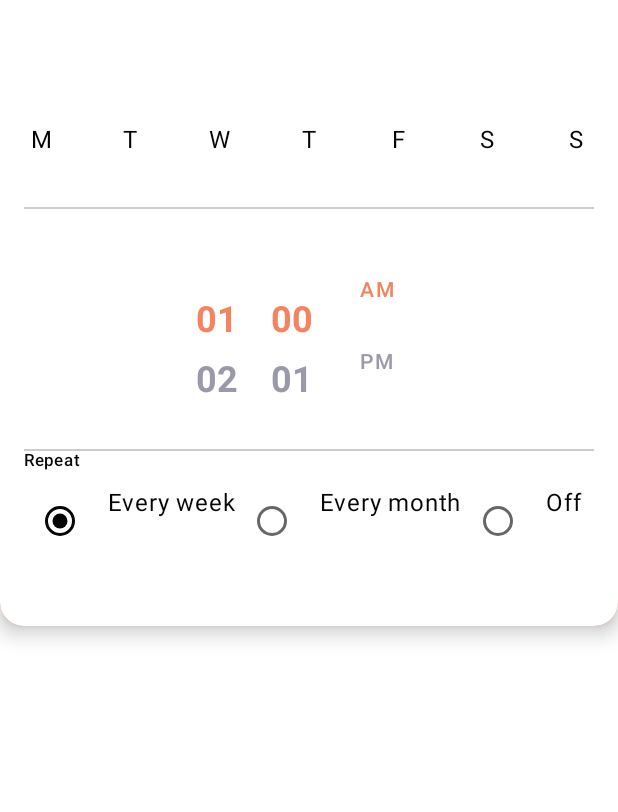
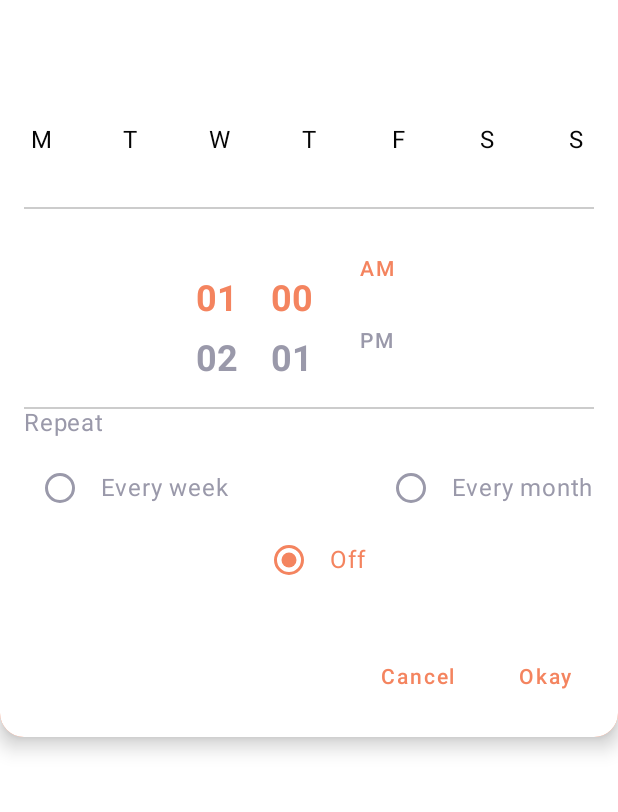
Before and after one commit to ErenAlpaslan/ReminderApp, an Android app built with Jetpack Compose: the composable ReminderDialog called with empty values, on a phone screen of 412 x 824 dp, the part 63-875 px from its top. Run offline under Robolectric (Android 15) with nearby library versions, the phone set to English and light mode, and no system bars; our stand-ins replace accompanist; 1 statement that could not run was skipped.

Commit message:
-Minor changes

```diff
--- /dev/null
+++ b/app/src/main/java/com/easylife/hobbyreminder/common/enum/TimePeriods.kt
@@ -0,0 +1,6 @@
+package com.easylife.hobbyreminder.common.enum
+
+enum class TimePeriods(val code: Int) {
+    AM(0),
+    PM(1)
+}
--- a/app/src/main/java/com/easylife/hobbyreminder/common/persistence/RoomModule.kt
+++ b/app/src/main/java/com/easylife/hobbyreminder/common/persistence/RoomModule.kt
@@ -1,6 +1,8 @@
 package com.easylife.hobbyreminder.common.persistence
 
 import androidx.room.Room
+import com.easylife.hobbyreminder.common.persistence.converters.DayTypeConverter
+import com.easylife.hobbyreminder.common.persistence.converters.TimeTypeConverter
 import com.google.gson.Gson
 import org.koin.android.ext.koin.androidApplication
 import org.koin.dsl.module
@@ -16,7 +18,6 @@ val roomModule = module {
             "Reminder.db")
             .fallbackToDestructiveMigration()
             .addCallback(RoomCallback)
-            //.addTypeConverter(get<RecordListTypeConverter>())
             .build()
     }
 }
--- a/app/src/main/java/com/easylife/hobbyreminder/ui/widget/DaySelector.kt
+++ b/app/src/main/java/com/easylife/hobbyreminder/ui/widget/DaySelector.kt
@@ -49,7 +49,9 @@ import com.easylife.hobbyreminder.ui.theme.White
 
 @OptIn(ExperimentalComposeUiApi::class)
 @Composable
-fun DaySelector() {
+fun DaySelector(
+    selectedDays: (List<Day>) -> Unit
+) {
     val startDate = remember {
         mutableStateOf(-1)
     }
@@ -75,7 +77,7 @@ fun DaySelector() {
                 Day(0, R.string.reminder_dialog_monday, false),
                 Day(1, R.string.reminder_dialog_thursday, false),
                 Day(2, R.string.reminder_dialog_wednesday, false),
-                Day(3, R.string.reminder_dialog_thuesday, false),
+                Day(3, R.string.reminder_dialog_tuesday, false),
                 Day(4, R.string.reminder_dialog_friday, false),
                 Day(5, R.string.reminder_dialog_saturday, false),
                 Day(6, R.string.reminder_dialog_sunday, false),
@@ -228,6 +230,7 @@ fun DaySelector() {
                 ) { index, day ->
                     val selected = inBetween(index, startDate.value, endDate.value, 7)
                     days.value.get(index).selected = selected
+                    selectedDays(days.value.filter { it.selected })
                     DayItem(
                         selected = selected,
                         text = day.shortCode,
--- a/app/src/main/java/com/easylife/hobbyreminder/ui/widget/ReminderDialog.kt
+++ b/app/src/main/java/com/easylife/hobbyreminder/ui/widget/ReminderDialog.kt
@@ -1,38 +1,71 @@
 package com.easylife.hobbyreminder.ui.widget
 
+import android.util.Log
 import android.widget.Space
+import android.widget.Toast
 import androidx.compose.foundation.background
+import androidx.compose.foundation.border
 import androidx.compose.foundation.clickable
 import androidx.compose.foundation.layout.*
 import androidx.compose.foundation.lazy.LazyRow
 import androidx.compose.foundation.lazy.itemsIndexed
-import androidx.compose.material.Card
-import androidx.compose.material.MaterialTheme
-import androidx.compose.material.RadioButton
-import androidx.compose.material.Text
+import androidx.compose.foundation.shape.CircleShape
+import androidx.compose.material.*
 import androidx.compose.runtime.Composable
 import androidx.compose.runtime.MutableState
 import androidx.compose.runtime.mutableStateOf
 import androidx.compose.runtime.remember
+import androidx.compose.ui.Alignment
 import androidx.compose.ui.Modifier
+import androidx.compose.ui.draw.clip
 import androidx.compose.ui.graphics.Color
+import androidx.compose.ui.platform.LocalContext
 import androidx.compose.ui.res.stringResource
 import androidx.compose.ui.unit.dp
 import com.easylife.hobbyreminder.R
+import com.easylife.hobbyreminder.entity.Day
+import com.easylife.hobbyreminder.entity.ReminderConfig
+import com.easylife.hobbyreminder.entity.Time
+import com.easylife.hobbyreminder.ui.theme.Gray
+import com.easylife.hobbyreminder.ui.theme.Orange
 import com.easylife.hobbyreminder.ui.theme.White
 
 @Composable
 fun ReminderDialog(
     title: String,
     modifier: Modifier = Modifier,
-    dialogState: MutableState<Boolean>
-){
+    dialogState: MutableState<Boolean>,
+    reminderConfig: (ReminderConfig) -> Unit
+) {
+    val context = LocalContext.current
+
+    val hours = remember {
+        mutableStateOf(1)
+    }
+
+    val minutes = remember {
+        mutableStateOf(0)
+    }
+
+    val timePeriod = remember {
+        mutableStateOf(0)
+    }
+
+    val repeat = remember {
+        mutableStateOf(2)
+    }
+
+    val selectedDays = remember {
+        mutableStateOf(listOf<Day>())
+    }
+
     Card(
         shape = MaterialTheme.shapes.medium,
         elevation = 8.dp
     ) {
         Column(
-            modifier = Modifier.background(White)
+            modifier = Modifier
+                .background(White)
                 .padding(16.dp)
         ) {
 
@@ -45,7 +78,9 @@ fun ReminderDialog(
                 style = MaterialTheme.typography.h2
             )
             Spacer(modifier = Modifier.height(50.dp))
-            DaySelector()
+            DaySelector {
+                selectedDays.value = it
+            }
             Spacer(modifier = Modifier.height(30.dp))
             Box(
                 modifier = Modifier
@@ -53,33 +88,52 @@ fun ReminderDialog(
                     .background(Color.LightGray)
                     .fillMaxWidth()
             )
-            Spacer(modifier = Modifier.height(30.dp))
+            Spacer(modifier = Modifier.height(16.dp))
             HoursPicker(
                 hours = {
-
+                    hours.value = it
                 },
                 minutes = {
-
+                    minutes.value = it
                 },
                 timePeriod = {
-
+                    timePeriod.value = it
                 }
             )
-            Spacer(modifier = Modifier.height(30.dp))
+            Spacer(modifier = Modifier.height(16.dp))
             Box(
                 modifier = Modifier
                     .height(1.dp)
                     .background(Color.LightGray)
                     .fillMaxWidth()
             )
-            RepeatSelector()
+            RepeatSelector {
+                repeat.value = it
+            }
             Spacer(modifier = Modifier.height(30.dp))
             ActionsRow(
                 onDone = {
-
+                    if (selectedDays.value.isNotEmpty()) {
+                        reminderConfig(
+                            ReminderConfig(
+                                title = title,
+                                days = selectedDays.value,
+                                time = Time(
+                                    hour = hours.value,
+                                    minute = minutes.value,
+                                    timePeriod = timePeriod.value
+                                ),
+                                repeatOption = repeat.value
+                            )
+                        )
+                        dialogState.value = false
+                    }else {
+                        Toast.makeText(context, R.string.reminder_not_selected_day_error_message, Toast.LENGTH_LONG)
+                            .show()
+                    }
                 },
                 onCancel = {
-
+                    dialogState.value = false
                 }
             )
         }
@@ -87,35 +141,92 @@ fun ReminderDialog(
 }
 
 @Composable
-fun RepeatSelector() {
+fun RepeatSelector(
+    onRepeatSelected: (Int) -> Unit
+) {
     val selected = remember {
-        mutableStateOf(0)
+        mutableStateOf(2)
     }
+    onRepeatSelected(selected.value)
     Column() {
         Text(
             text = stringResource(id = R.string.reminder_dialog_repeat_title),
-            style = MaterialTheme.typography.subtitle1
+            style = MaterialTheme.typography.body1,
+            color = Gray
         )
         Spacer(modifier = Modifier.height(10.dp))
-        LazyRow {
-            itemsIndexed(listOf(
-                R.string.reminder_dialog_repeat_every_week,
-                R.string.reminder_dialog_repeat_every_month,
-                R.string.reminder_dialog_repeat_off
-            )) { pos, nameId ->
-                Row( modifier = Modifier.clickable {
-                    selected.value = pos
-                }) {
-                    RadioButton(
-                        selected = pos == selected.value,
-                        onClick = {
-                        },
+        Row(
+            horizontalArrangement = Arrangement.SpaceBetween,
+            modifier = Modifier.fillMaxWidth()
+        ) {
+            Row(
+                modifier = Modifier.clickable {
+                    selected.value = 0
+                },
+                verticalAlignment = Alignment.CenterVertically
+            ) {
+                RadioButton(
+                    selected = selected.value == 0, onClick = {
+                        selected.value = 0
+                    },
+                    colors = RadioButtonDefaults.colors(
+                        selectedColor = Orange,
+                        unselectedColor = Gray
                     )
-                    Text(
-                        text = stringResource(id = nameId),
-                        modifier = Modifier.padding(start = 8.dp)
+                )
+                Text(
+                    text = stringResource(id = R.string.reminder_dialog_repeat_every_week),
+                    modifier = Modifier.padding(start = 3.dp),
+                    color = if (selected.value == 0) Orange else Gray
+                )
+            }
+            Spacer(modifier = Modifier.width(10.dp))
+            Row(
+                modifier = Modifier.clickable {
+                    selected.value = 1
+                },
+                verticalAlignment = Alignment.CenterVertically
+            ) {
+                RadioButton(
+                    selected = selected.value == 1, onClick = {
+                        selected.value = 1
+                    },
+                    colors = RadioButtonDefaults.colors(
+                        selectedColor = Orange,
+                        unselectedColor = Gray
                     )
-                }
+                )
+                Text(
+                    text = stringResource(id = R.string.reminder_dialog_repeat_every_month),
+                    modifier = Modifier.padding(start = 3.dp),
+                    color = if (selected.value == 1) Orange else Gray
+                )
+            }
+        }
+        Row(
+            horizontalArrangement = Arrangement.Center,
+            modifier = Modifier.fillMaxWidth()
+        ) {
+            Row(
+                modifier = Modifier.clickable {
+                    selected.value = 2
+                },
+                verticalAlignment = Alignment.CenterVertically
+            ) {
+                RadioButton(
+                    selected = selected.value == 2, onClick = {
+                        selected.value = 2
+                    },
+                    colors = RadioButtonDefaults.colors(
+                        selectedColor = Orange,
+                        unselectedColor = Gray
+                    )
+                )
+                Text(
+                    text = stringResource(id = R.string.reminder_dialog_repeat_off),
+                    modifier = Modifier.padding(start = 3.dp),
+                    color = if (selected.value == 2) Orange else Gray
+                )
             }
         }
     }
@@ -126,5 +237,28 @@ fun ActionsRow(
     onDone: () -> Unit,
     onCancel: () -> Unit
 ) {
-
+    Row(
+        modifier = Modifier.fillMaxWidth(),
+        horizontalArrangement = Arrangement.End
+    ) {
+        TextButton(
+            onClick = { onCancel() },
+        ) {
+            Text(
+                text = stringResource(id = R.string.button_cancel),
+                color = Orange
+            )
+        }
+        Spacer(modifier = Modifier.width(20.dp))
+        TextButton(
+            onClick = {
+                onDone()
+            },
+        ) {
+            Text(
+                text = stringResource(id = R.string.button_ok),
+                color = Orange
+            )
+        }
+    }
 }
--- a/app/src/main/res/values/strings.xml
+++ b/app/src/main/res/values/strings.xml
@@ -8,6 +8,7 @@
     <string name="new_reminder_add_new_reminder">Add a New\nReminder</string>
     <string name="new_reminder_title_placeholder">Reminder title</string>
     <string name="new_reminder_set_reminder_placeholder">Set Reminder</string>
+    <string name="new_reminder_update_reminder_placeholder">Update Reminder</string>
     <string name="new_reminder_save_text">Save</string>
 
     <string name="reminder_dialog_title">Set Reminder for</string>
@@ -20,9 +21,13 @@
     <string name="reminder_dialog_monday">M</string>
     <string name="reminder_dialog_thursday">T</string>
     <string name="reminder_dialog_wednesday">W</string>
-    <string name="reminder_dialog_thuesday">T</string>
+    <string name="reminder_dialog_tuesday">T</string>
     <string name="reminder_dialog_friday">F</string>
     <string name="reminder_dialog_saturday">S</string>
     <string name="reminder_dialog_sunday">S</string>
+    <string name="reminder_not_selected_day_error_message">Please select days</string>
+
+    <string name="button_ok">Okay</string>
+    <string name="button_cancel">Cancel</string>
 
 </resources>
```
Also changed, not shown: app/src/main/java/com/easylife/hobbyreminder/common/enum/Days.kt (added, +14 -0 lines), app/src/main/java/com/easylife/hobbyreminder/common/enum/RepeatTypes.kt (added, +7 -0 lines), app/src/main/java/com/easylife/hobbyreminder/common/persistence/AppDatabase.kt (+7 -0 lines), app/src/main/java/com/easylife/hobbyreminder/common/persistence/converters/DayTypeConverter.kt (added, +34 -0 lines), app/src/main/java/com/easylife/hobbyreminder/common/persistence/converters/TimeTypeConverter.kt (added, +33 -0 lines), app/src/main/java/com/easylife/hobbyreminder/entity/ReminderConfig.kt (added, +14 -0 lines), app/src/main/java/com/easylife/hobbyreminder/entity/Time.kt (added, +7 -0 lines), app/src/main/java/com/easylife/hobbyreminder/ui/screens/newreminder/NewReminderScreen.kt (+28 -12 lines), app/src/main/java/com/easylife/hobbyreminder/ui/screens/newreminder/NewReminderViewModel.kt (+34 -4 lines).
